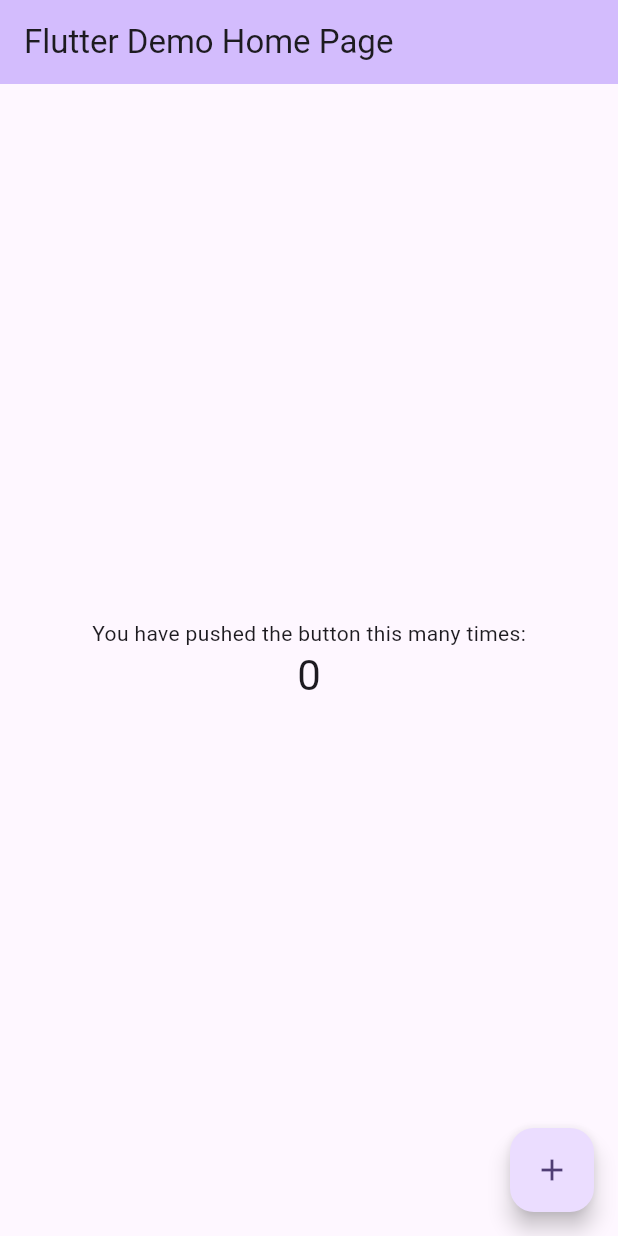
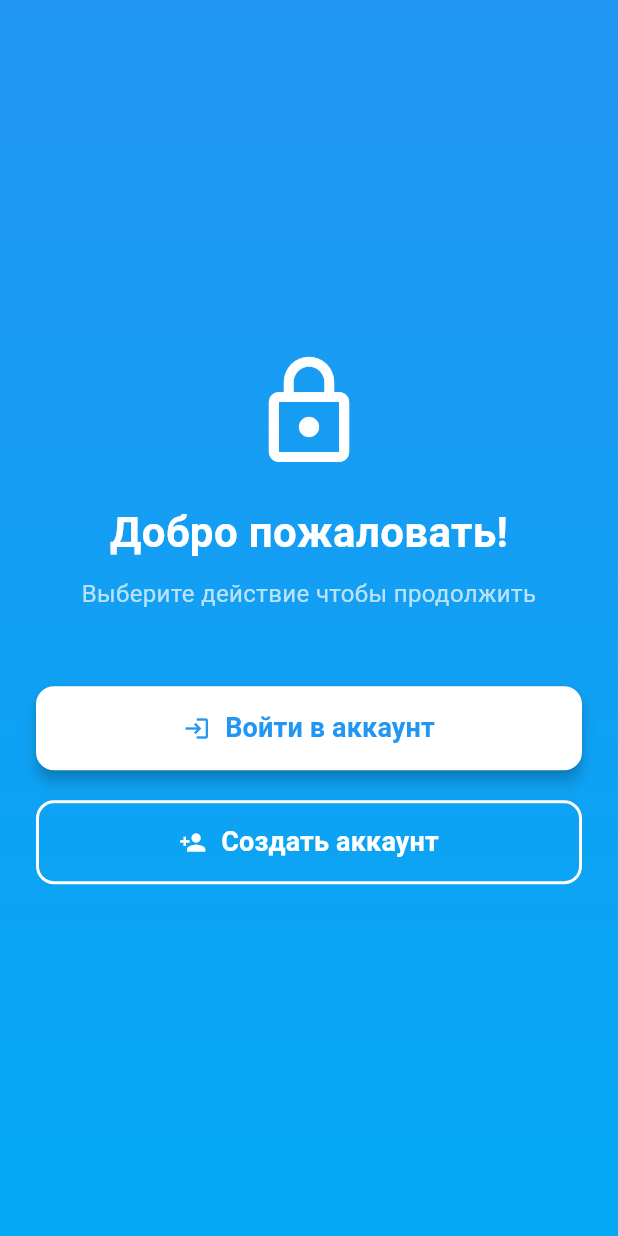
Before and after one commit to chai1s1saxarom/mesta_app, a Flutter app: the screen it shows after launch, on a phone screen of 412 x 824 dp. Run offline on Flutter 3.47's test engine with Material 3 defaults, Android fonts, the phone set to English and light mode, and no system bars.

Commit message:
добавить рег и авто(мех) и меню ебнуть

```diff
--- a/lib/main.dart
+++ b/lib/main.dart
@@ -1,4 +1,5 @@
 import 'package:flutter/material.dart';
+import 'screens/welcome_screen.dart';
 
 void main() {
   runApp(const MyApp());
@@ -7,116 +8,15 @@ void main() {
 class MyApp extends StatelessWidget {
   const MyApp({super.key});
 
-  // This widget is the root of your application.
   @override
   Widget build(BuildContext context) {
     return MaterialApp(
-      title: 'Flutter Demo',
+      title: 'Auth App',
       theme: ThemeData(
-        // This is the theme of your application.
-        //
-        // TRY THIS: Try running your application with "flutter run". You'll see
-        // the application has a purple toolbar. Then, without quitting the app,
-        // try changing the seedColor in the colorScheme below to Colors.green
-        // and then invoke "hot reload" (save your changes or press the "hot
-        // reload" button in a Flutter-supported IDE, or press "r" if you used
-        // the command line to start the app).
-        //
-        // Notice that the counter didn't reset back to zero; the application
-        // state is not lost during the reload. To reset the state, use hot
-        // restart instead.
-        //
-        // This works for code too, not just values: Most code changes can be
-        // tested with just a hot reload.
-        colorScheme: ColorScheme.fromSeed(seedColor: Colors.deepPurple),
+        colorScheme: ColorScheme.fromSeed(seedColor: Colors.blue),
+        useMaterial3: true,
       ),
-      home: const MyHomePage(title: 'Flutter Demo Home Page'),
+      home: const WelcomeScreen(),
     );
   }
 }
-
-class MyHomePage extends StatefulWidget {
-  const MyHomePage({super.key, required this.title});
-
-  // This widget is the home page of your application. It is stateful, meaning
-  // that it has a State object (defined below) that contains fields that affect
-  // how it looks.
-
-  // This class is the configuration for the state. It holds the values (in this
-  // case the title) provided by the parent (in this case the App widget) and
-  // used by the build method of the State. Fields in a Widget subclass are
-  // always marked "final".
-
-  final String title;
-
-  @override
-  State<MyHomePage> createState() => _MyHomePageState();
-}
-
-class _MyHomePageState extends State<MyHomePage> {
-  int _counter = 0;
-
-  void _incrementCounter() {
-    setState(() {
-      // This call to setState tells the Flutter framework that something has
-      // changed in this State, which causes it to rerun the build method below
-      // so that the display can reflect the updated values. If we changed
-      // _counter without calling setState(), then the build method would not be
-      // called again, and so nothing would appear to happen.
-      _counter++;
-    });
-  }
-
-  @override
-  Widget build(BuildContext context) {
-    // This method is rerun every time setState is called, for instance as done
-    // by the _incrementCounter method above.
-    //
-    // The Flutter framework has been optimized to make rerunning build methods
-    // fast, so that you can just rebuild anything that needs updating rather
-    // than having to individually change instances of widgets.
-    return Scaffold(
-      appBar: AppBar(
-        // TRY THIS: Try changing the color here to a specific color (to
-        // Colors.amber, perhaps?) and trigger a hot reload to see the AppBar
-        // change color while the other colors stay the same.
-        backgroundColor: Theme.of(context).colorScheme.inversePrimary,
-        // Here we take the value from the MyHomePage object that was created by
-        // the App.build method, and use it to set our appbar title.
-        title: Text(widget.title),
-      ),
-      body: Center(
-        // Center is a layout widget. It takes a single child and positions it
-        // in the middle of the parent.
-        child: Column(
-          // Column is also a layout widget. It takes a list of children and
-          // arranges them vertically. By default, it sizes itself to fit its
-          // children horizontally, and tries to be as tall as its parent.
-          //
-          // Column has various properties to control how it sizes itself and
-          // how it positions its children. Here we use mainAxisAlignment to
-          // center the children vertically; the main axis here is the vertical
-          // axis because Columns are vertical (the cross axis would be
-          // horizontal).
-          //
-          // TRY THIS: Invoke "debug painting" (choose the "Toggle Debug Paint"
-          // action in the IDE, or press "p" in the console), to see the
-          // wireframe for each widget.
-          mainAxisAlignment: MainAxisAlignment.center,
-          children: <Widget>[
-            const Text('You have pushed the button this many times:'),
-            Text(
-              '$_counter',
-              style: Theme.of(context).textTheme.headlineMedium,
-            ),
-          ],
-        ),
-      ),
-      floatingActionButton: FloatingActionButton(
-        onPressed: _incrementCounter,
-        tooltip: 'Increment',
-        child: const Icon(Icons.add),
-      ), // This trailing comma makes auto-formatting nicer for build methods.
-    );
-  }
-}
--- /dev/null
+++ b/lib/screens/welcome_screen.dart
@@ -0,0 +1,130 @@
+import 'package:flutter/material.dart';
+import 'login_screen.dart';
+import 'register_screen.dart';
+
+class WelcomeScreen extends StatelessWidget {
+  const WelcomeScreen({super.key});
+
+  @override
+  Widget build(BuildContext context) {
+    return Scaffold(
+      body: Container(
+        decoration: const BoxDecoration(
+          gradient: LinearGradient(
+            begin: Alignment.topCenter,
+            end: Alignment.bottomCenter,
+            colors: [Colors.blue, Colors.lightBlue],
+          ),
+        ),
+        child: Center(
+          child: Padding(
+            padding: const EdgeInsets.all(24.0),
+            child: Column(
+              mainAxisAlignment: MainAxisAlignment.center,
+              children: [
+                // Заголовок и иконка
+                const Icon(
+                  Icons.lock_outline,
+                  size: 80,
+                  color: Colors.white,
+                ),
+                const SizedBox(height: 20),
+                const Text(
+                  'Добро пожаловать!',
+                  style: TextStyle(
+                    fontSize: 28,
+                    fontWeight: FontWeight.bold,
+                    color: Colors.white,
+                  ),
+                ),
+                const SizedBox(height: 10),
+                const Text(
+                  'Выберите действие чтобы продолжить',
+                  style: TextStyle(
+                    fontSize: 16,
+                    color: Colors.white70,
+                  ),
+                  textAlign: TextAlign.center,
+                ),
+                const SizedBox(height: 50),
+
+                // Кнопка Входа
+                SizedBox(
+                  width: double.infinity,
+                  height: 56,
+                  child: ElevatedButton(
+                    onPressed: () {
+                      Navigator.push(
+                        context,
+                        MaterialPageRoute(builder: (context) => const LoginScreen()),
+                      );
+                    },
+                    style: ElevatedButton.styleFrom(
+                      backgroundColor: Colors.white,
+                      foregroundColor: Colors.blue,
+                      elevation: 4,
+                      shape: RoundedRectangleBorder(
+                        borderRadius: BorderRadius.circular(12),
+                      ),
+                    ),
+                    child: const Row(
+                      mainAxisAlignment: MainAxisAlignment.center,
+                      children: [
+                        Icon(Icons.login),
+                        SizedBox(width: 10),
+                        Text(
+                          'Войти в аккаунт',
+                          style: TextStyle(
+                            fontSize: 18,
+                            fontWeight: FontWeight.w600,
+                          ),
+                        ),
+                      ],
+                    ),
+                  ),
+                ),
+                const SizedBox(height: 20),
+
+                // Кнопка Регистрации
+                SizedBox(
+                  width: double.infinity,
+                  height: 56,
+                  child: OutlinedButton(
+                    onPressed: () {
+                      Navigator.push(
+                        context,
+                        MaterialPageRoute(builder: (context) => const RegisterScreen()),
+                      );
+                    },
+                    style: OutlinedButton.styleFrom(
+                      backgroundColor: Colors.transparent,
+                      foregroundColor: Colors.white,
+                      side: const BorderSide(color: Colors.white, width: 2),
+                      shape: RoundedRectangleBorder(
+                        borderRadius: BorderRadius.circular(12),
+                      ),
+                    ),
+                    child: const Row(
+                      mainAxisAlignment: MainAxisAlignment.center,
+                      children: [
+                        Icon(Icons.person_add),
+                        SizedBox(width: 10),
+                        Text(
+                          'Создать аккаунт',
+                          style: TextStyle(
+                            fontSize: 18,
+                            fontWeight: FontWeight.w600,
+                          ),
+                        ),
+                      ],
+                    ),
+                  ),
+                ),
+              ],
+            ),
+          ),
+        ),
+      ),
+    );
+  }
+}
```
Also changed, not shown: lib/screens/home_screen.dart (added, +84 -0 lines), lib/screens/login_screen.dart (added, +88 -0 lines), lib/screens/register_screen.dart (added, +112 -0 lines), lib/widgets/custom_button.dart (added, +85 -0 lines).
